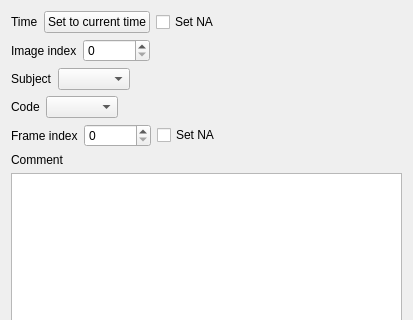
Qt form boris/edit_event.ui (olivierfriard/BORIS) before a commit; both pictures show x 0 to 413 and y 0 to 320 of the 413 by 488 pixel window.
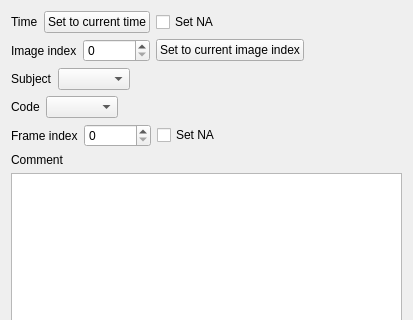
The same form after that commit.

```diff
--- a/boris/edit_event.ui
+++ b/boris/edit_event.ui
@@ -72,6 +72,13 @@
        </property>
       </widget>
      </item>
+     <item>
+      <widget class="QPushButton" name="pb_set_to_current_image_index">
+       <property name="text">
+        <string>Set to current image index</string>
+       </property>
+      </widget>
+     </item>
      <item>
       <spacer name="horizontalSpacer_6">
        <property name="orientation">
```
